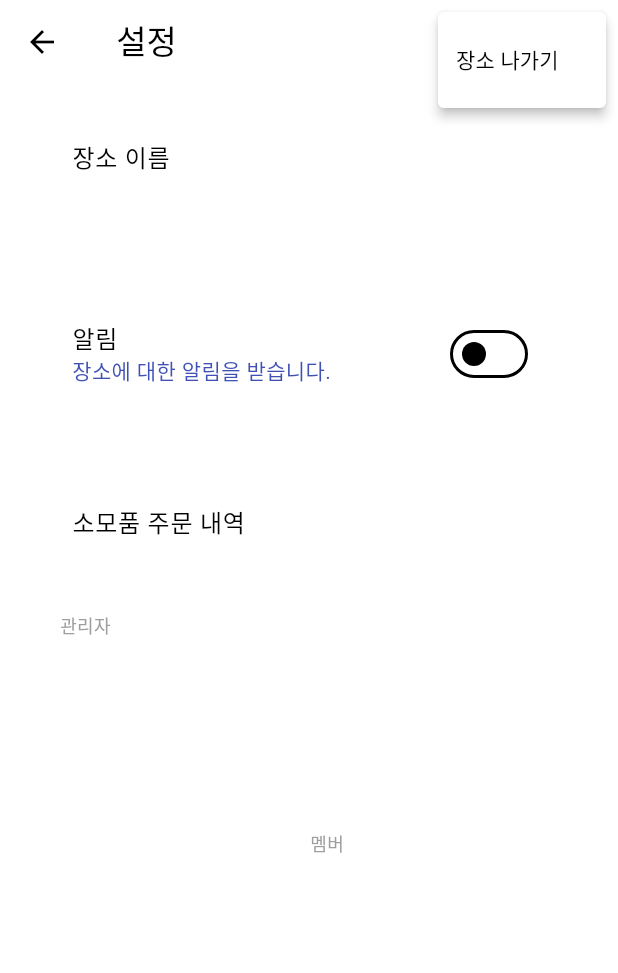
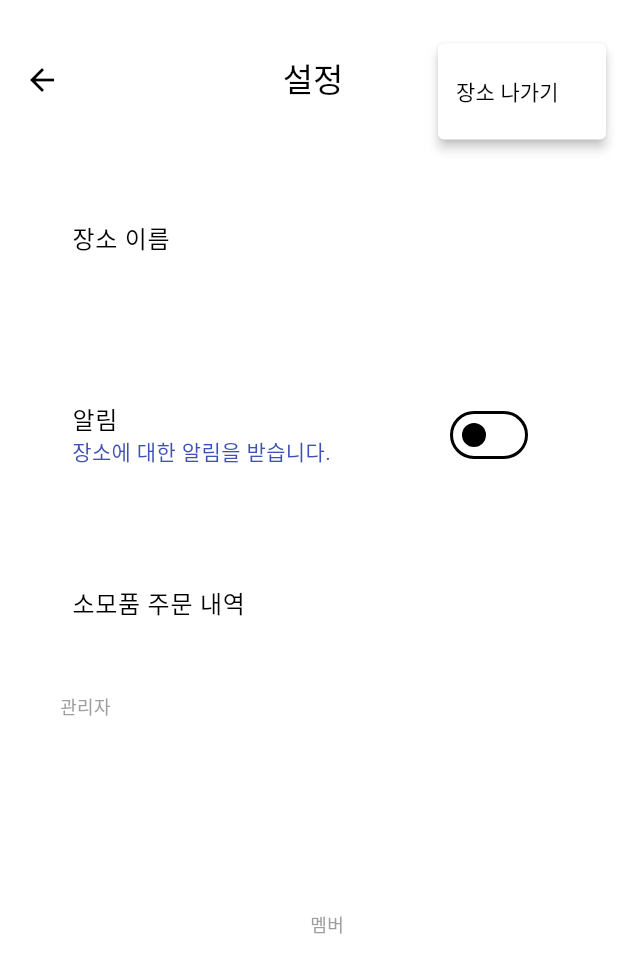
Before and after one commit to GBS-Somoa/somoa-frontend, a Flutter app: the LocationSettingScreen screen opened by its route, after a tap on the "more vert" icon, on a phone screen of 412 x 824 dp. Shown: the top 973 px of the screen. Run offline on Flutter 3.47's test engine with Material 3 defaults, Android fonts, the phone set to English and light mode, and no system bars; our stand-ins replace firebase_core, firebase_messaging, flutter_dotenv, flutter_local_notifications, flutter_secure_storage, fluttertoast and 2 more; missing offline and left inert: android_id, qr_code_scanner; accounts and stored records are empty; network calls fail.

Commit message:
Refactor: 상단바 AppBar to MenuBarWidget

```diff
--- a/lib/screens/location/location_setting_screen.dart
+++ b/lib/screens/location/location_setting_screen.dart
@@ -370,11 +370,11 @@ class _LocationSettingScreenState extends State<LocationSettingScreen> {
   Widget build(BuildContext context) {
     return Consumer<UserProvider>(builder: (context, userProvider, child) {
       return Scaffold(
-        appBar: AppBar(
-          title: Text(_isLoading ? '' : '${_group.name} 설정'),
-          actions: <Widget>[
-            if (!_isLoading)
-              PopupMenuButton<String>(
+        appBar: _isLoading ? MenuBarWidget(titleText: '') :
+        MenuBarWidget(
+          titleText: '${_group.name} 설정',
+          showExtraMenu: true,
+          buildPopupMenuButton: () => PopupMenuButton<String>(
             onSelected: (String result) {
               if (_group.myRole == ADMIN) {
                 if (result == 'delete') {
@@ -383,23 +383,17 @@ class _LocationSettingScreenState extends State<LocationSettingScreen> {
                     isScrollControlled: true,
                     backgroundColor: Colors.transparent,
                     shape: const RoundedRectangleBorder(
-                          borderRadius:
-                              BorderRadius.vertical(top: Radius.circular(30)),
+                      borderRadius: BorderRadius.vertical(top: Radius.circular(30)),
                     ),
                     builder: (BuildContext context) {
                       return ConfirmWidget(
                         title: '${_group.name} 을(를) 삭제할까요?',
-                            text:
-                                '이 장소의 기기와 소모품을 모두 삭제합니다. \n기기를 새 장소에 등록하지 않으면 소모품 관리를 할 수 없습니다.',
+                        text: '이 장소의 기기와 소모품을 모두 삭제합니다. \n기기를 새 장소에 등록하지 않으면 소모품 관리를 할 수 없습니다.',
                         height: 200,
                         onYes: () {
                           deleteGroup(groupId);
                         },
-                            yesText: Text('삭제',
-                                style: TextStyle(
-                                    fontSize: 18,
-                                    fontWeight: FontWeight.bold,
-                                    color: Colors.red)),
+                        yesText: Text('삭제', style: TextStyle(fontSize: 18, fontWeight: FontWeight.bold, color: Colors.red)),
                       );
                     },
                   );
@@ -411,8 +405,7 @@ class _LocationSettingScreenState extends State<LocationSettingScreen> {
                     isScrollControlled: true,
                     backgroundColor: Colors.transparent,
                     shape: const RoundedRectangleBorder(
-                          borderRadius:
-                              BorderRadius.vertical(top: Radius.circular(30)),
+                      borderRadius: BorderRadius.vertical(top: Radius.circular(30)),
                     ),
                     builder: (BuildContext context) {
                       return ConfirmWidget(
@@ -422,11 +415,7 @@ class _LocationSettingScreenState extends State<LocationSettingScreen> {
                         onYes: () {
                           leaveGroup(groupId);
                         },
-                            yesText: Text('나가기',
-                                style: TextStyle(
-                                    fontSize: 18,
-                                    fontWeight: FontWeight.bold,
-                                    color: Colors.red)),
+                        yesText: Text('나가기', style: TextStyle(fontSize: 18, fontWeight: FontWeight.bold, color: Colors.red)),
                       );
                     },
                   );
@@ -434,13 +423,17 @@ class _LocationSettingScreenState extends State<LocationSettingScreen> {
               }
             },
             itemBuilder: (BuildContext context) => <PopupMenuEntry<String>>[
-                  PopupMenuItem<String>(
-                    value: _group.myRole == ADMIN ? 'delete' : 'leave',
-                    child: Text(_group.myRole == ADMIN ? '장소 삭제' : '장소 나가기'),
+              _group.myRole == ADMIN ?
+              const PopupMenuItem<String>(
+                value: 'delete',
+                child: Text('장소 삭제'),
+              ) :
+              const PopupMenuItem<String>(
+                value: 'leave',
+                child: Text('장소 나가기'),
               ),
             ],
-              )
-          ],
+          ),
         ),
         body: _isLoading
             ? const Center(child: CircularProgressIndicator())
--- a/lib/widgets/menu_bar_widget.dart
+++ b/lib/widgets/menu_bar_widget.dart
@@ -7,6 +7,7 @@ class MenuBarWidget extends StatelessWidget implements PreferredSizeWidget {
   final String? title;
   final bool showExtraMenu;
   final PopupMenuButton Function()? buildPopupMenuButton;
+  final bool automaticallyImplyLeading;
 
   const MenuBarWidget({
     super.key,
@@ -16,6 +17,7 @@ class MenuBarWidget extends StatelessWidget implements PreferredSizeWidget {
     this.title,
     this.showExtraMenu = false,
     this.buildPopupMenuButton,
+    this.automaticallyImplyLeading = true,
   });
 
   @override
@@ -35,6 +37,7 @@ class MenuBarWidget extends StatelessWidget implements PreferredSizeWidget {
             actions: showExtraMenu && buildPopupMenuButton != null ? [
               buildPopupMenuButton!(),
             ] : [],
+            automaticallyImplyLeading: automaticallyImplyLeading,
           ),
         ),
       ],
--- a/lib/widgets/radio_widget.dart
+++ b/lib/widgets/radio_widget.dart
@@ -24,7 +24,7 @@ class RadioWidget extends StatelessWidget {
         borderRadius: BorderRadius.circular(30),
         elevation: 2.0,
         child: Container(
-          padding: EdgeInsets.fromLTRB(20, 15, 20, 15),
+          padding: EdgeInsets.fromLTRB(25, 10, 25, 10),
           decoration: BoxDecoration(
             color: Colors.white,
             borderRadius: BorderRadius.circular(30),
```
Also changed, not shown: lib/screens/device/device_detail_screen.dart (+9 -18 lines), lib/screens/device/device_list_screen.dart (+6 -1 lines), lib/screens/notification/notification_screen.dart (+8 -7 lines), lib/screens/supply/supply_screen.dart (+12 -7 lines). Lines whose indentation alone changed are shown as unchanged.
